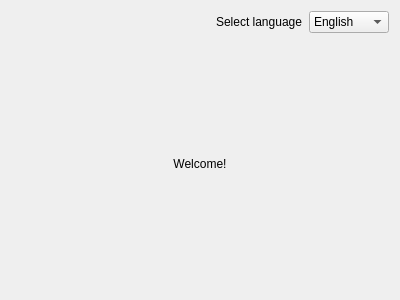
Before: the Qt Designer form customwidget.ui in 2Habibie/WidgetTranslationDemo-05, drawn with Qt 5.
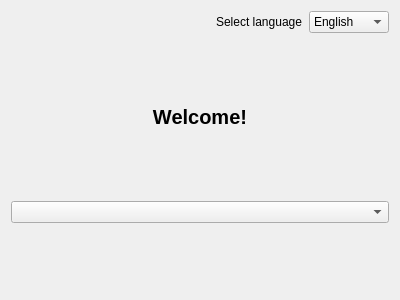
After: the same form once the commit is applied.

Commit message: Added a comboBox to show a color selection.

```diff
--- a/customwidget.ui
+++ b/customwidget.ui
@@ -31,6 +31,13 @@
      </item>
      <item>
       <widget class="QLabel" name="label">
+       <property name="font">
+        <font>
+         <pointsize>15</pointsize>
+         <weight>75</weight>
+         <bold>true</bold>
+        </font>
+       </property>
        <property name="text">
         <string>Welcome!</string>
        </property>
@@ -52,6 +59,22 @@
        </property>
       </spacer>
      </item>
+     <item>
+      <widget class="QComboBox" name="comboBoxColor"/>
+     </item>
+     <item>
+      <spacer name="verticalSpacer_3">
+       <property name="orientation">
+        <enum>Qt::Vertical</enum>
+       </property>
+       <property name="sizeHint" stdset="0">
+        <size>
+         <width>20</width>
+         <height>40</height>
+        </size>
+       </property>
+      </spacer>
+     </item>
     </layout>
    </item>
    <item row="0" column="0">
```
The commit also changes 2 other files.
